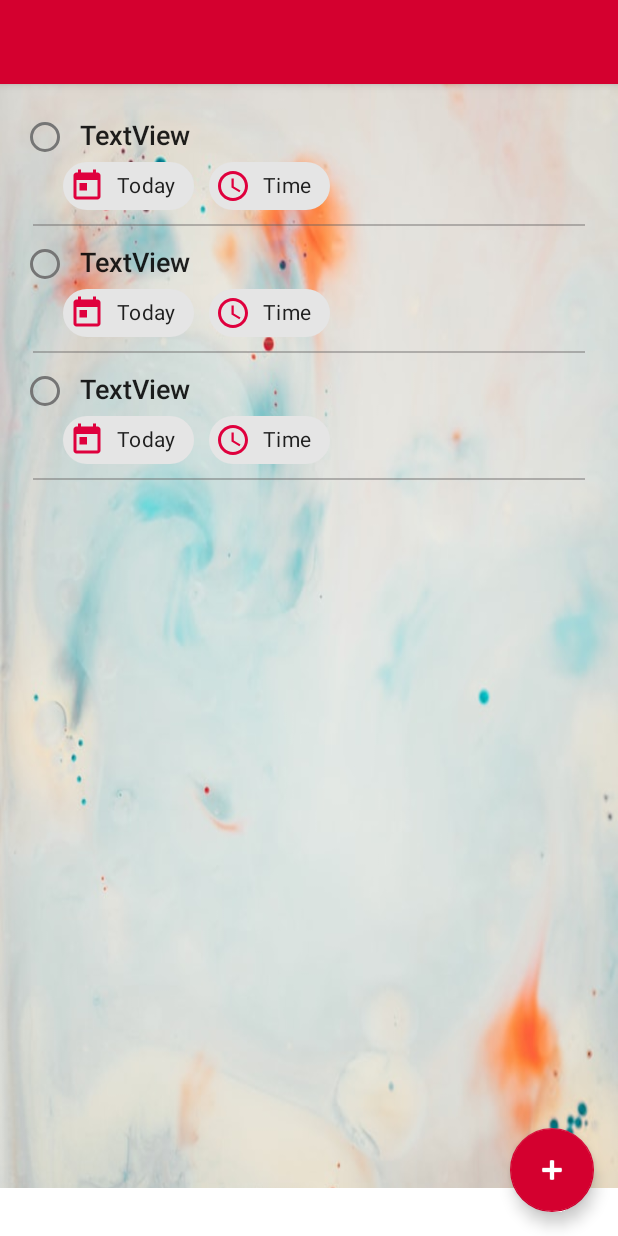
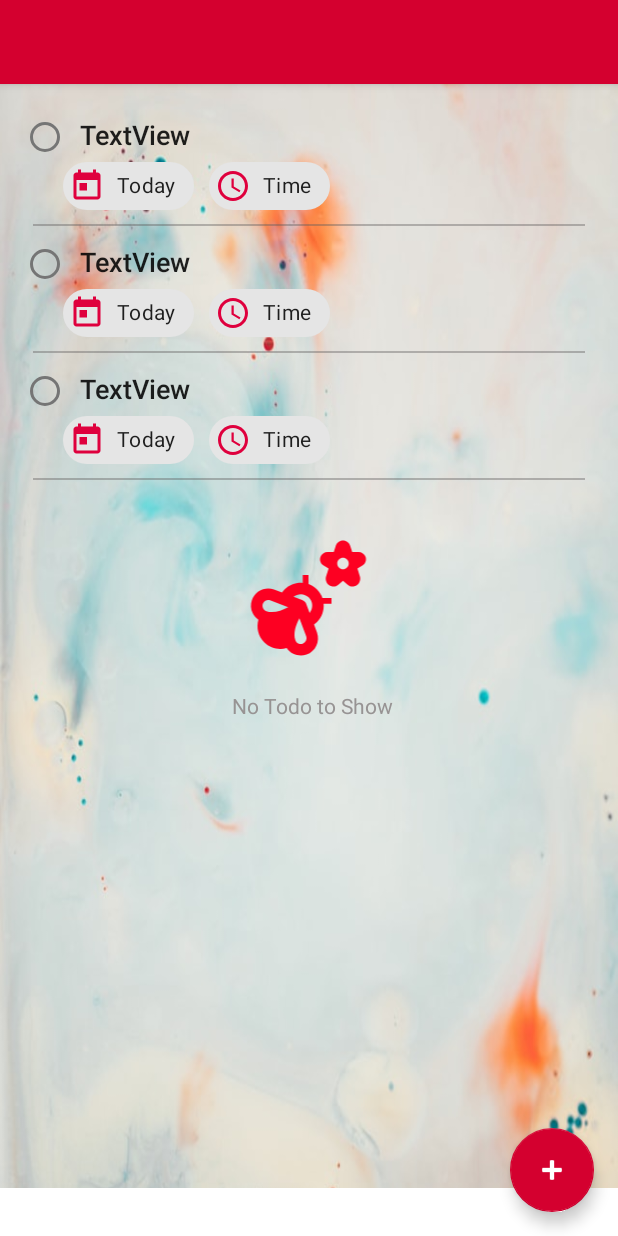
Before and after one commit to ASIKALIKHAN/Todoist_Clone_App, an Android app: the layout activity_main.xml on its own in the app's theme, with its tools: preview values and no code run, on a phone screen of 412 x 824 dp. Run offline under Robolectric (Android 15) with nearby library versions, the phone set to English and light mode, and no system bars; Roboto replaces fonts that are not available here.

```diff
--- a/app/src/main/java/com/bawp/todoister/adapter/OnTodoClickListener.java
+++ b/app/src/main/java/com/bawp/todoister/adapter/OnTodoClickListener.java
@@ -6,4 +6,5 @@ public interface OnTodoClickListener {
     void onTodoClick(Task task);
     void onTodoLongClick(Task task,int position);
     void onTodoRadioButtonClick(Task task,int position);
+    void onNoTodoEvent(boolean emptyTodo);
 }
--- a/app/src/main/java/com/bawp/todoister/adapter/RecyclerViewTaskAdapter.java
+++ b/app/src/main/java/com/bawp/todoister/adapter/RecyclerViewTaskAdapter.java
@@ -62,7 +62,10 @@ public class RecyclerViewTaskAdapter extends RecyclerView.Adapter<RecyclerViewTa
                         Color.LTGRAY, //disabled
                         Utils.priorityColor(task)
                 });
-
+        if (taskList.size()==0){
+            listener.onNoTodoEvent(true);
+        }
+        listener.onNoTodoEvent(false);
         holder.taskTV.setText(task.getTask());
         holder.dueDateChip.setText(date);
         holder.dueDateChip.setTextColor(Utils.priorityColor(task));
@@ -77,6 +80,7 @@ public class RecyclerViewTaskAdapter extends RecyclerView.Adapter<RecyclerViewTa
 
     @Override
     public int getItemCount() {
+
         return taskList.size();
 
     }
--- /dev/null
+++ b/app/src/main/res/drawable/ic_baseline_emoji_nature_24.xml
@@ -0,0 +1,6 @@
+<vector android:height="24dp" android:tint="#FD0022"
+    android:viewportHeight="24" android:viewportWidth="24"
+    android:width="24dp" xmlns:android="http://schemas.android.com/apk/res/android">
+    <path android:fillColor="@android:color/white" android:pathData="M21.94,4.88C21.76,4.35 21.25,4 20.68,4c-0.03,0 -0.06,0 -0.09,0H19.6l-0.31,-0.97C19.15,2.43 18.61,2 18,2h0c-0.61,0 -1.15,0.43 -1.29,1.04L16.4,4h-0.98c-0.03,0 -0.06,0 -0.09,0c-0.57,0 -1.08,0.35 -1.26,0.88c-0.19,0.56 0.04,1.17 0.56,1.48l0.87,0.52L15.1,8.12c-0.23,0.58 -0.04,1.25 0.45,1.62C15.78,9.91 16.06,10 16.33,10c0.31,0 0.61,-0.11 0.86,-0.32L18,8.98l0.81,0.7C19.06,9.89 19.36,10 19.67,10c0.27,0 0.55,-0.09 0.78,-0.26c0.5,-0.37 0.68,-1.04 0.45,-1.62l-0.39,-1.24l0.87,-0.52C21.89,6.05 22.12,5.44 21.94,4.88zM18,7c-0.55,0 -1,-0.45 -1,-1c0,-0.55 0.45,-1 1,-1s1,0.45 1,1C19,6.55 18.55,7 18,7z"/>
+    <path android:fillColor="@android:color/white" android:pathData="M13.49,10.51c-0.43,-0.43 -0.94,-0.73 -1.49,-0.93V8h-1v1.38c-0.11,-0.01 -0.23,-0.03 -0.34,-0.03c-1.02,0 -2.05,0.39 -2.83,1.17c-0.16,0.16 -0.3,0.34 -0.43,0.53L6,10.52c-1.56,-0.55 -3.28,0.27 -3.83,1.82c0,0 0,0 0,0c-0.27,0.75 -0.23,1.57 0.12,2.29c0.23,0.48 0.58,0.87 1,1.16c-0.38,1.35 -0.06,2.85 1,3.91c1.06,1.06 2.57,1.38 3.91,1c0.29,0.42 0.68,0.77 1.16,1C9.78,21.9 10.21,22 10.65,22c0.34,0 0.68,-0.06 1.01,-0.17c0,0 0,0 0,0c1.56,-0.55 2.38,-2.27 1.82,-3.85l-0.52,-1.37c0.18,-0.13 0.36,-0.27 0.53,-0.43c0.87,-0.87 1.24,-2.04 1.14,-3.17H16v-1h-1.59C14.22,11.46 13.92,10.95 13.49,10.51zM4.67,14.29c-0.25,-0.09 -0.45,-0.27 -0.57,-0.51s-0.13,-0.51 -0.04,-0.76c0.19,-0.52 0.76,-0.79 1.26,-0.61l3.16,1.19C7.33,14.2 5.85,14.71 4.67,14.29zM10.99,19.94c-0.25,0.09 -0.52,0.08 -0.76,-0.04c-0.24,-0.11 -0.42,-0.32 -0.51,-0.57c-0.42,-1.18 0.09,-2.65 0.7,-3.8l1.18,3.13C11.78,19.18 11.51,19.76 10.99,19.94zM12.2,14.6l-0.61,-1.61c0,-0.01 -0.01,-0.02 -0.02,-0.03c-0.02,-0.04 -0.04,-0.08 -0.06,-0.12c-0.02,-0.04 -0.04,-0.07 -0.07,-0.11c-0.03,-0.03 -0.06,-0.06 -0.09,-0.09c-0.03,-0.03 -0.06,-0.06 -0.09,-0.09c-0.03,-0.03 -0.07,-0.05 -0.11,-0.07c-0.04,-0.02 -0.07,-0.05 -0.12,-0.06c-0.01,0 -0.02,-0.01 -0.03,-0.02L9.4,11.8c0.36,-0.29 0.79,-0.46 1.26,-0.46c0.53,0 1.04,0.21 1.41,0.59C12.8,12.66 12.84,13.81 12.2,14.6z"/>
+</vector>
--- a/app/src/main/res/layout/activity_main.xml
+++ b/app/src/main/res/layout/activity_main.xml
@@ -43,7 +43,10 @@
 
     </androidx.recyclerview.widget.RecyclerView>
 
-
+    <include
+        layout="@layout/empty_todo_indicator"
+        tools:visibility="visible"
+        android:id="@+id/status_no_todo" />
     <include layout="@layout/bottom_sheet" />
 
 </androidx.coordinatorlayout.widget.CoordinatorLayout>
--- a/app/src/main/res/layout/bottom_sheet.xml
+++ b/app/src/main/res/layout/bottom_sheet.xml
@@ -132,20 +132,6 @@
         app:layout_constraintTop_toBottomOf="@+id/next_week_chip"
         app:layout_constraintVertical_bias="0.16000003" />
 
-    <TimePicker
-        android:id="@+id/timePicker"
-        android:layout_width="wrap_content"
-        android:layout_height="wrap_content"
-        android:layout_marginTop="89dp"
-        android:visibility="gone"
-        app:layout_constraintBottom_toBottomOf="parent"
-        app:layout_constraintEnd_toEndOf="parent"
-        app:layout_constraintHorizontal_bias="0.0"
-        app:layout_constraintStart_toStartOf="parent"
-        app:layout_constraintTop_toBottomOf="@+id/priority_todo_button"
-        app:layout_constraintVertical_bias="0.0"
-        tools:visibility="gone" />
-
     <RadioGroup
         android:id="@+id/radioGroup_priority"
         android:layout_width="0dp"
@@ -192,7 +178,7 @@
         app:constraint_referenced_ids="calendar_view,next_week_chip,tomorrow_chip,today_chip,warning_msg"
         app:layout_constraintEnd_toEndOf="parent"
         app:layout_constraintStart_toStartOf="parent"
-        tools:visibility="gone" />
+        tools:visibility="visible" />
 
 
 </androidx.constraintlayout.widget.ConstraintLayout>
--- /dev/null
+++ b/app/src/main/res/layout/empty_todo_indicator.xml
@@ -0,0 +1,36 @@
+<?xml version="1.0" encoding="utf-8"?>
+<androidx.constraintlayout.widget.ConstraintLayout xmlns:android="http://schemas.android.com/apk/res/android"
+    xmlns:app="http://schemas.android.com/apk/res-auto"
+    xmlns:tools="http://schemas.android.com/tools"
+    android:id="@+id/layoutEmpty"
+    tools:showIn="@layout/activity_main"
+    android:layout_gravity="center"
+    android:background="@android:color/transparent"
+    android:layout_width="150dp"
+    android:layout_height="150dp">
+
+    <ImageView
+        android:id="@+id/imageViewNature"
+        android:layout_width="118dp"
+        android:layout_height="92dp"
+        android:layout_marginStart="16dp"
+        android:layout_marginTop="16dp"
+        android:background="@android:color/transparent"
+        app:layout_constraintStart_toStartOf="parent"
+        app:layout_constraintTop_toTopOf="parent"
+        app:srcCompat="@drawable/ic_baseline_emoji_nature_24" />
+
+    <TextView
+        android:id="@+id/textViewNoTodoMsg"
+        android:layout_width="wrap_content"
+        android:layout_height="wrap_content"
+        android:layout_marginStart="24dp"
+        android:layout_marginTop="16dp"
+        android:text="@string/no_todo_to_show"
+        android:background="@android:color/transparent"
+        style="@style/TextAppearance.AppCompat.Body1"
+        android:textColor="#979393"
+        app:layout_constraintStart_toStartOf="parent"
+        app:layout_constraintTop_toBottomOf="@+id/imageViewNature" />
+
+</androidx.constraintlayout.widget.ConstraintLayout>
--- a/app/src/main/res/values/strings.xml
+++ b/app/src/main/res/values/strings.xml
@@ -41,4 +41,7 @@
     <string name="toast_msg_for_underdevelopment"><![CDATA[New features are coming soon...]]></string>
     <string name="about_msg_new">Todoist App - by ♡AIZU - version 0.1</string>
     <string name="textview">TextView</string>
+    <string name="no_todo_to_show">No Todo to Show</string>
+    <string name="alarm_msg">your todo is here</string>
+    <string name="off_alarmbtn">OFF</string>
 </resources>
```
Also changed, not shown: app/src/main/AndroidManifest.xml (+19 -5 lines), app/src/main/java/com/bawp/todoister/AlarmActivity.java (added, +57 -0 lines), app/src/main/java/com/bawp/todoister/BottomSheetFragment.java (+79 -19 lines), app/src/main/java/com/bawp/todoister/MainActivity.java (+18 -6 lines), app/src/main/java/com/bawp/todoister/broadcast/TaskBroadcastReceiver.java (added, +27 -0 lines), app/src/main/java/com/bawp/todoister/data/DoisterRepository.java (+6 -1 lines), app/src/main/res/layout/activity_alarm.xml (added, +72 -0 lines).
